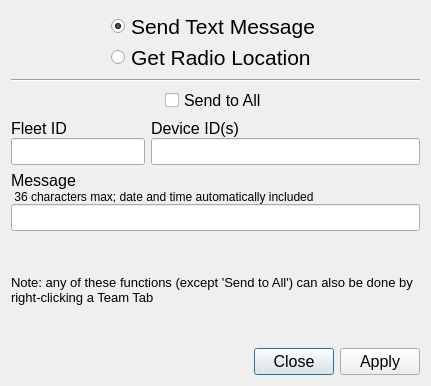
First picture: the form in designer/fsSendDialog.ui, repository ncssar/radiolog, before the edit.
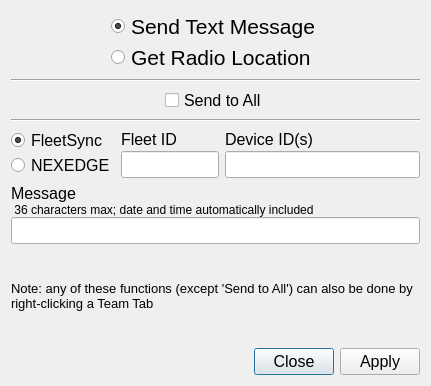
Second picture: the form after the edit.

Commit message:
fleetsync send console updates to handle NXDN
- add FleetSync/NEXEDGE radio buttons, disabled for Send to All
add vertical line under Send to All, to clarify that FleetSync vs NEXEDGE radio button doesn't apply to 'Send to All'
- set validators, modify enable state of fields and labels, etc as a function of radio buttons and checkbox - all in one function updateGUI

Patch:
```diff
--- a/designer/fsSendDialog.ui
+++ b/designer/fsSendDialog.ui
@@ -142,7 +142,56 @@
       </layout>
      </item>
      <item>
-      <layout class="QHBoxLayout" name="horizontalLayout" stretch="1,2">
+      <widget class="Line" name="line_2">
+       <property name="orientation">
+        <enum>Qt::Horizontal</enum>
+       </property>
+      </widget>
+     </item>
+     <item>
+      <layout class="QHBoxLayout" name="horizontalLayout" stretch="0,1,2">
+       <item>
+        <layout class="QVBoxLayout" name="verticalLayout_7">
+         <property name="spacing">
+          <number>0</number>
+         </property>
+         <item>
+          <widget class="QRadioButton" name="fsRadioButton">
+           <property name="font">
+            <font>
+             <family>Segoe UI</family>
+             <pointsize>12</pointsize>
+            </font>
+           </property>
+           <property name="text">
+            <string>FleetSync</string>
+           </property>
+           <property name="checked">
+            <bool>true</bool>
+           </property>
+           <attribute name="buttonGroup">
+            <string notr="true">buttonGroup_3</string>
+           </attribute>
+          </widget>
+         </item>
+         <item>
+          <widget class="QRadioButton" name="nxRadioButton">
+           <property name="font">
+            <font>
+             <family>Segoe UI</family>
+             <pointsize>12</pointsize>
+            </font>
+           </property>
+           <property name="text">
+            <string>NEXEDGE</string>
+           </property>
+           <attribute name="buttonGroup">
+            <string notr="true">buttonGroup_3</string>
+           </attribute>
+          </widget>
+         </item>
+        </layout>
+       </item>
        <item>
         <layout class="QVBoxLayout" name="verticalLayout_2">
          <property name="spacing">
```
Left out of the diff: 49 changed lines with no effect on the pictures. The commit also changes 2 other files.
